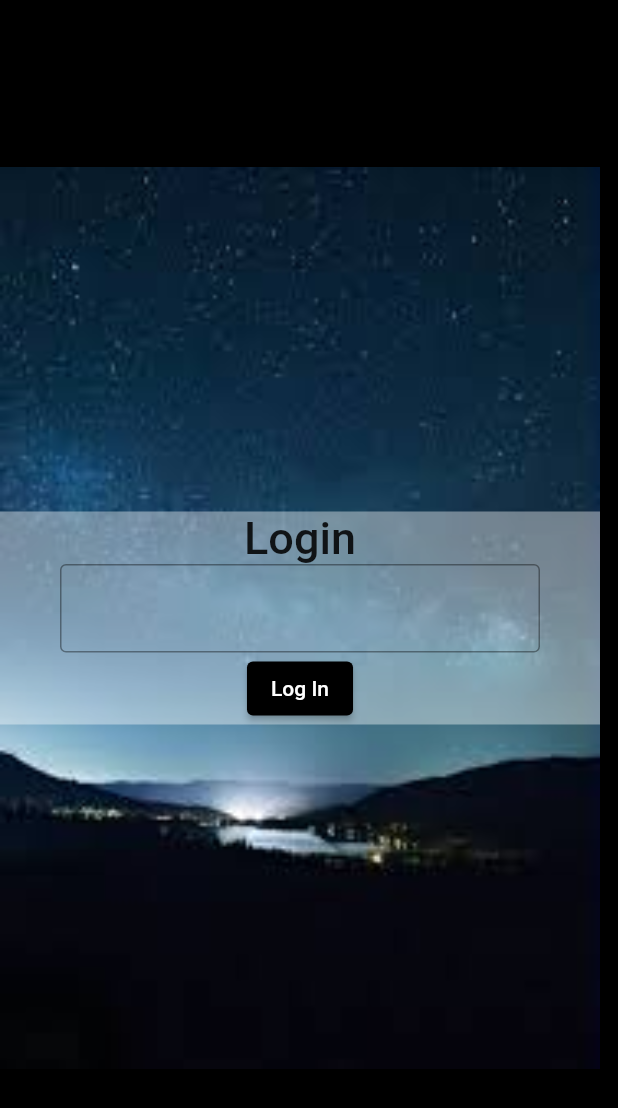
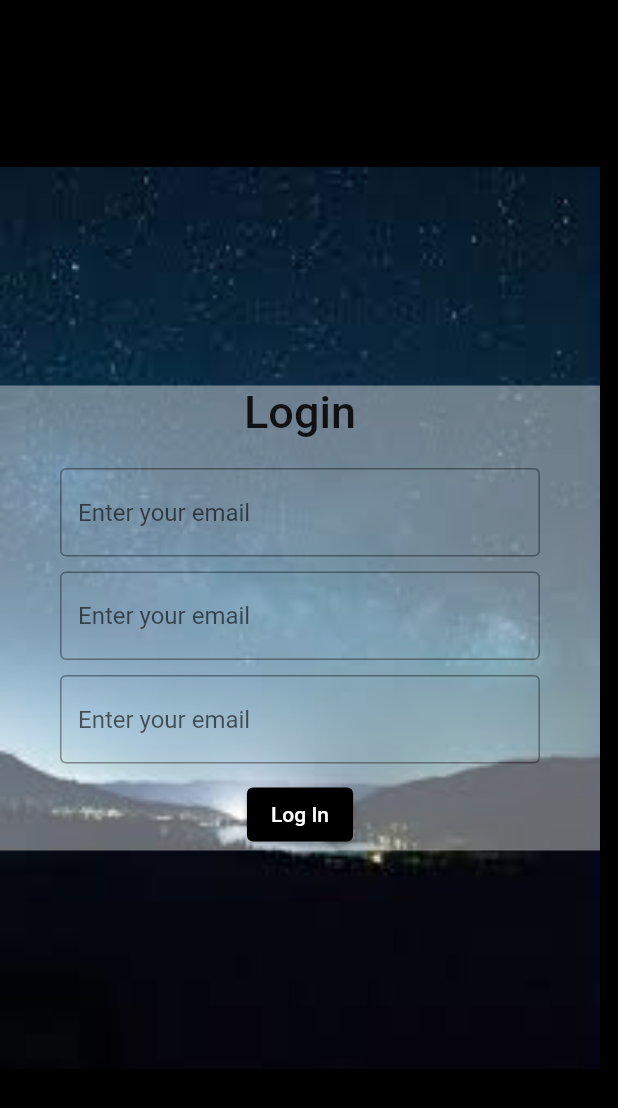
Before and after one commit to tlholo-kvs/login_screen, a Flutter app: the screen it shows after launch, on a phone screen of 412 x 824 dp. Shown: the top 1108 px of the screen. Run offline on Flutter 3.47's test engine with Material 2 defaults, Android fonts, the phone set to English and light mode, and no system bars.

Commit message:
fix(screen-design): Extracted TextField,and re-used it for password and confirm password

```diff
--- a/lib/screens/feat_login_screen/login.dart
+++ b/lib/screens/feat_login_screen/login.dart
@@ -1,4 +1,6 @@
 import 'package:flutter/material.dart';
+
+import '../widgets/MyTextField.dart';
 
 class LoginScreen extends StatefulWidget {
   const LoginScreen({super.key});
@@ -8,14 +10,12 @@ class LoginScreen extends StatefulWidget {
 }
 
 class _LoginScreenState extends State<LoginScreen> {
-
   TextEditingController emailController = TextEditingController();
   TextEditingController passwordController = TextEditingController();
   TextEditingController confirmPasswordController = TextEditingController();
 
   @override
   void dispose() {
-
     emailController.dispose();
     passwordController.dispose();
     super.dispose();
@@ -37,7 +37,7 @@ class _LoginScreenState extends State<LoginScreen> {
             //White container that will feature over the background image
             Container(
               color: Colors.white.withOpacity(0.4),
-              padding: const EdgeInsets.only(left:20, right: 20),
+              padding: const EdgeInsets.only(left: 20, right: 20),
               child: Column(
                 children: [
                   //TODO: Extract as widget and duplicate for
@@ -48,15 +48,31 @@ class _LoginScreenState extends State<LoginScreen> {
                       fontWeight: FontWeight.w500,
                     ),
                   ),
-                  //password fields
-                   Padding(
-                    padding: const EdgeInsets.only(left: 20, right: 20),
-                    child: TextField(
-                      controller: emailController,
-                      decoration: const InputDecoration(
-                        border: OutlineInputBorder(
-                        )
-                      ),
+                  const SizedBox(
+                    height: 20,
+                  ),
+                  Padding(
+                    padding: const EdgeInsets.only(left: 20, right: 20,bottom: 10),
+                    child: MyTextField(
+                      controllerForField: emailController,
+                      hintText: 'Enter email',
+                      whatToEnter: TextInputType.emailAddress,
+                    ),
+                  ),
+                  Padding(
+                    padding: const EdgeInsets.only(left: 20, right: 20, bottom: 10),
+                    child: MyTextField(
+                      controllerForField: passwordController,
+                      hintText: 'Enter password',
+                      whatToEnter: TextInputType.visiblePassword,
+                    ),
+                  ),
+                  Padding(
+                    padding: const EdgeInsets.only(left: 20, right: 20, bottom: 10),
+                    child: MyTextField(
+                      controllerForField: confirmPasswordController,
+                      hintText: 'Confirm password',
+                      whatToEnter: TextInputType.visiblePassword,
                     ),
                   ),
                   ElevatedButton(
--- /dev/null
+++ b/lib/screens/widgets/MyTextField.dart
@@ -0,0 +1,27 @@
+import 'package:flutter/material.dart';
+
+class MyTextField extends StatelessWidget {
+  const MyTextField({
+    super.key,
+    required this.controllerForField,
+    required this.hintText,
+    required this.whatToEnter
+  });
+
+  final TextEditingController controllerForField;
+  final String hintText;
+  final TextInputType whatToEnter;
+
+  @override
+  Widget build(BuildContext context) {
+    return TextField(
+      controller: controllerForField,
+      keyboardType: whatToEnter,
+      decoration: const InputDecoration(
+          border: OutlineInputBorder(
+          ),
+          hintText: 'Enter your email'
+      ),
+    );
+  }
+}
```
